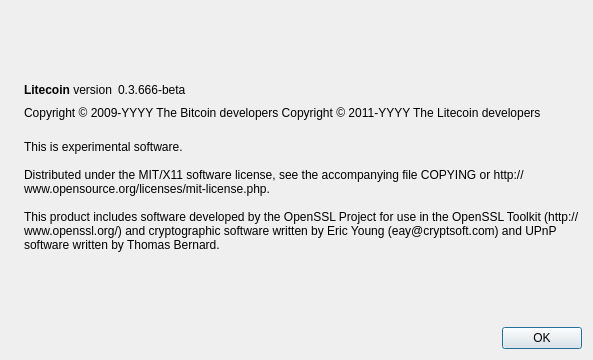
First picture: the form in src/qt/forms/aboutdialog.ui, repository HannanSolo/willienelsoncoin, before the edit.
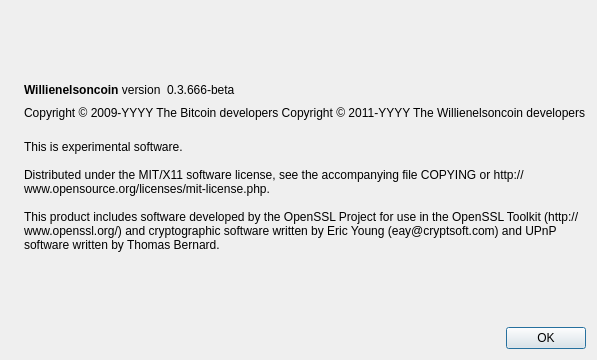
Second picture: the form after the edit. Icons and pictures are not drawn.

The edit to the form file:
```diff
--- a/src/qt/forms/aboutdialog.ui
+++ b/src/qt/forms/aboutdialog.ui
@@ -50,7 +50,7 @@
           <cursorShape>IBeamCursor</cursorShape>
          </property>
          <property name="text">
-          <string>&lt;b&gt;Litecoin&lt;/b&gt; version</string>
+          <string>&lt;b&gt;Willienelsoncoin&lt;/b&gt; version</string>
          </property>
          <property name="textInteractionFlags">
           <set>Qt::LinksAccessibleByMouse|Qt::TextSelectableByKeyboard|Qt::TextSelectableByMouse</set>
@@ -92,7 +92,7 @@
        </property>
        <property name="text">
         <string notr="true">Copyright &amp;copy; 2009-YYYY The Bitcoin developers
-Copyright &amp;copy; 2011-YYYY The Litecoin developers</string>
+Copyright &amp;copy; 2011-YYYY The Willienelsoncoin developers</string>
        </property>
        <property name="textFormat">
         <enum>Qt::RichText</enum>
```
Left out of the diff: 2 changed lines with no effect on the pictures.
